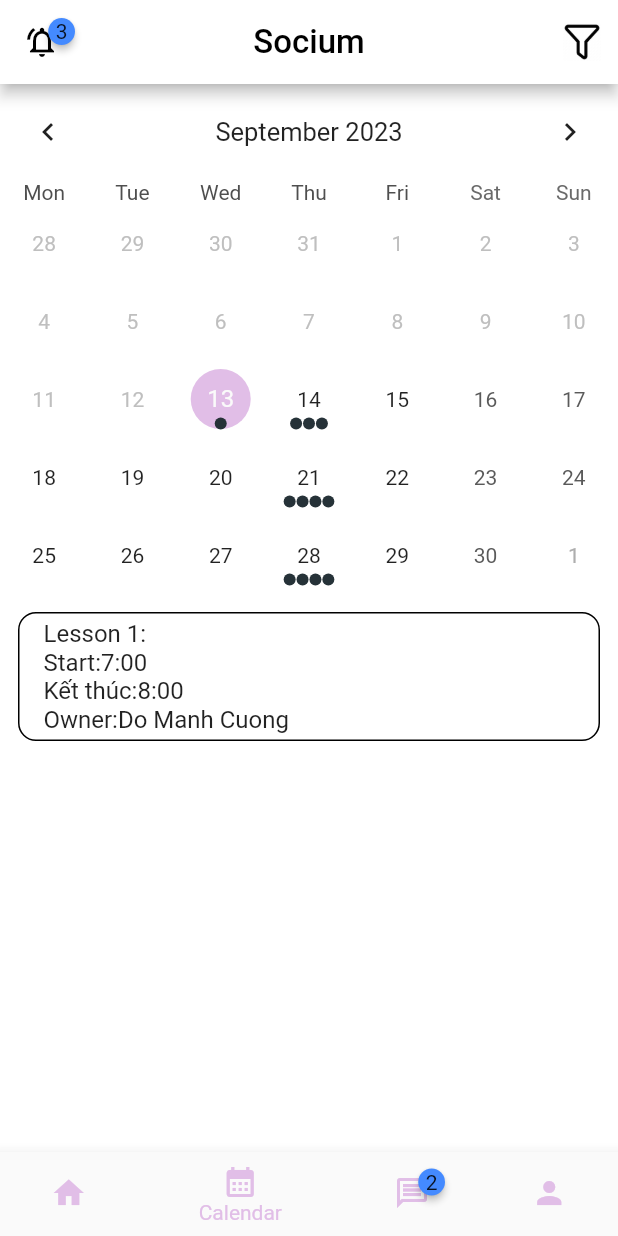
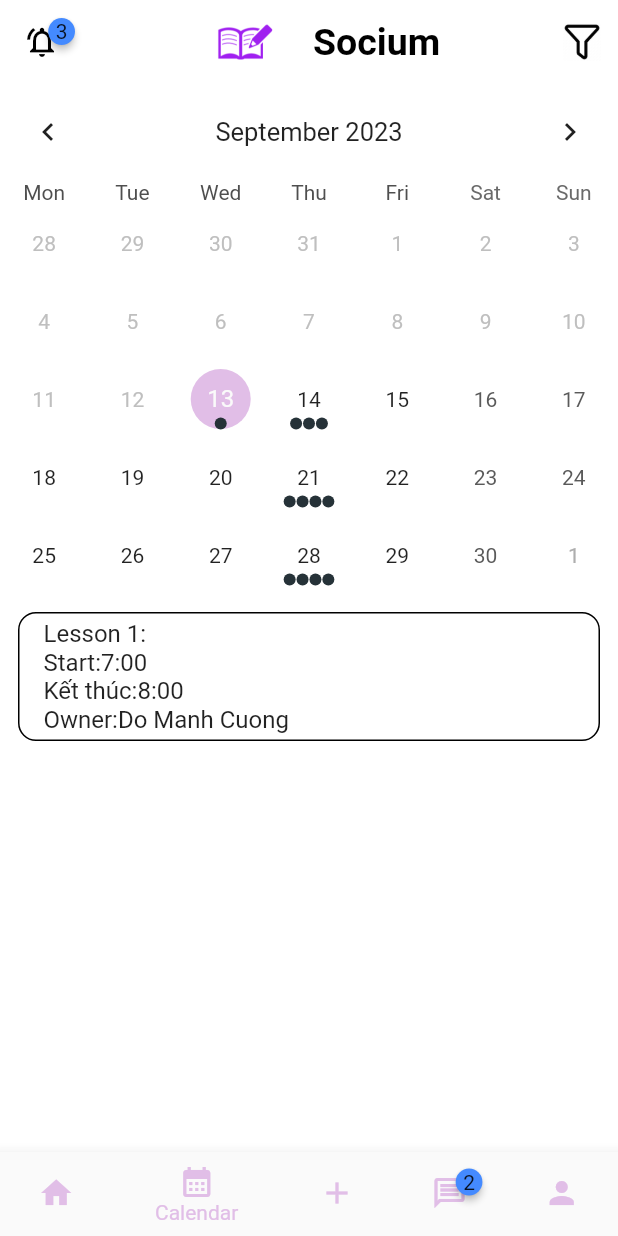
Before and after one commit to cuongceg/front_end_socium, a Flutter app: the screen it shows once a user with an empty profile is signed in, item 2 of the bottom bar chosen, on a phone screen of 412 x 824 dp. Run offline on Flutter 3.47's test engine with Material 2 defaults, Android fonts, the light colour scheme and no system bars; drawn by our look-alikes of badges, table_calendar; our stand-ins replace animate_do, chips_choice, cloud_firestore, firebase_auth, firebase_core, flutter_spinkit and 7 more; missing offline and left inert: flutter_facebook_auth, size_config, top_modal_sheet; accounts and stored records are empty.

Commit message:
add icon and screen create_new_group

```diff
--- a/lib/pages/home_page.dart
+++ b/lib/pages/home_page.dart
@@ -2,6 +2,7 @@
 import 'package:app/pages/swipe_card.dart';
 import 'package:app/models/time_study.dart';
 import 'package:app/services/database.dart';
+import 'package:app/widgets/create_new_group.dart';
 import 'package:provider/provider.dart';
 import 'package:top_modal_sheet/top_modal_sheet.dart';
 import 'package:app/Widgets/sidebar.dart';
@@ -15,18 +16,20 @@
 import 'package:intl/intl.dart';
 import 'package:app/models/user.dart';
 class HomePage extends StatefulWidget {
-  const HomePage({Key? key}) : super(key: key);
+  const HomePage({super.key});
+
   @override
   _HomePageState createState() => _HomePageState();
 }
 class _HomePageState extends State<HomePage> {
   String? _topModelData;
-  int _selectedIndex = 0;
+  int _selectedIndex=0;
   static List<Widget> widgetOptions = <Widget>[
     const SwipeCard(),
     const TableEventsExample(),
+    const CreateNewGroup(),
     const Text('trang 3'),
-    const ProfileScreen()
+    const ProfileScreen(),
   ];
   void _onItemTapped(int index) {
     setState(() {
@@ -49,8 +52,23 @@
       child: Scaffold(
           drawer: const SlideBar(),
           appBar: AppBar(
+            forceMaterialTransparency:true,
             backgroundColor: Colors.white,
-            title:Text('Socium',style: GoogleFonts.roboto(color: Colors.black,fontSize:22),),
+            title:SizedBox(
+              height: 150,
+              width: 210,
+              child: Row(
+                mainAxisAlignment: MainAxisAlignment.center,
+                children: [
+                  CircleAvatar(
+                    backgroundImage: AssetImage('assets/images/icon_book.png'),
+                    radius: 45,
+                    backgroundColor: Colors.white,
+                  ),
+                  Text('Socium',style: GoogleFonts.roboto(fontSize: 25,color: Colors.black,fontWeight: FontWeight.bold),),
+                ],
+              ),
+            ),
             centerTitle: true,
             leading: Builder(
               builder: (BuildContext context) {
@@ -103,6 +121,11 @@
                 icon: Icon(Icons.calendar_month,color:Colors.purple[100],),
                 label: 'Calendar',
                 tooltip:'Calendar',
+              ),
+              BottomNavigationBarItem(
+                  icon: Icon(Icons.add,color:Colors.purple[100],),
+                  tooltip: 'Create your group',
+                  label: 'Create your group'
               ),
               BottomNavigationBarItem(
                 icon: badges.Badge(
```
